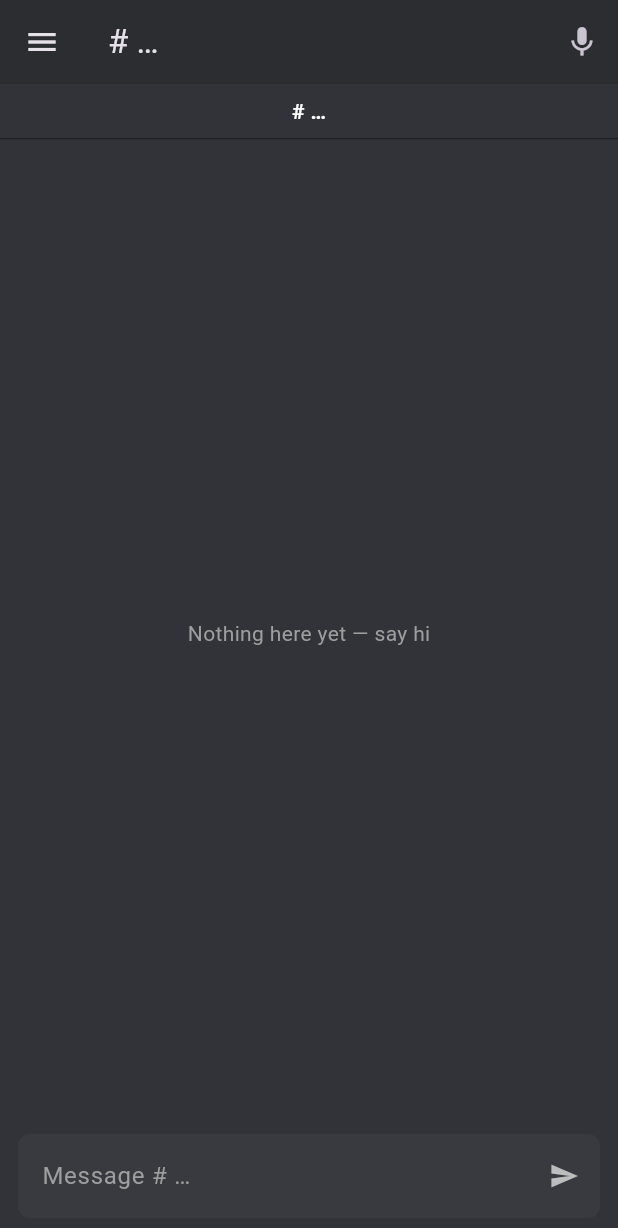
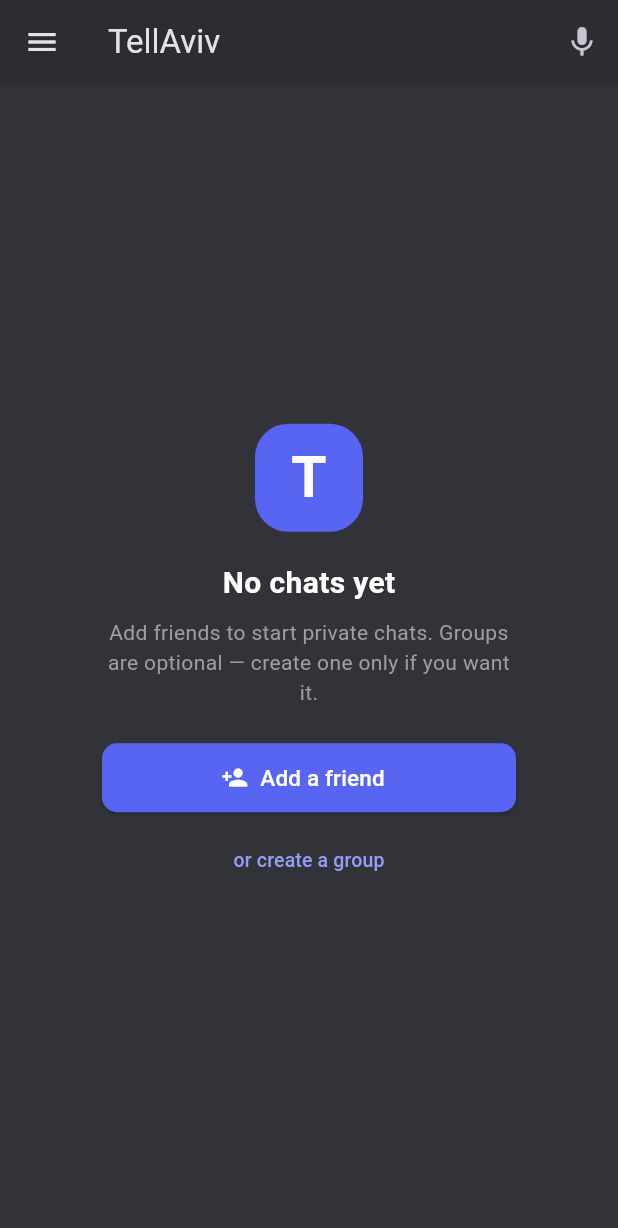
Before and after one commit to Titano12312/mkm, a Flutter app: the screen it shows once a user with an empty profile is signed in, on a phone screen of 412 x 824 dp. Shown: the top 1228 px of the screen. Run offline on Flutter 3.47's test engine with Material 3 defaults, Android fonts, the phone set to English and light mode, and no system bars; drawn by our look-alikes of flutter_animate; our stand-ins replace app_links, socket_io_client, supabase_flutter; missing offline and left inert: flutter_webrtc; accounts and stored records are empty; network calls fail.

Commit message:
Friends-first redefine: drop seed channels, DM section, empty home

```diff
--- a/frontend/lib/main.dart
+++ b/frontend/lib/main.dart
@@ -10,6 +10,7 @@ import 'services/voice_service.dart';
 import 'screens/login_screen.dart';
 import 'widgets/channel_sidebar.dart';
 import 'widgets/chat_view.dart';
+import 'widgets/home_empty.dart';
 import 'widgets/voice_bar.dart';
 
 /// Breakpoint: ≥800 logical px = desktop (persistent sidebar),
@@ -147,7 +148,7 @@ class HomeShell extends StatelessWidget {
   }
 }
 
-/// Desktop: persistent sidebar | chat column (messages + voice bar + input).
+/// Desktop: persistent sidebar | main pane (chat or empty home) + voice bar.
 class DesktopLayout extends StatelessWidget {
   const DesktopLayout({super.key});
 
@@ -161,7 +162,7 @@ class DesktopLayout extends StatelessWidget {
           Expanded(
             child: Column(
               children: [
-                Expanded(child: ChatView()),
+                Expanded(child: _MainPane()),
                 VoiceBar(), // collapses to zero height when not in call
               ],
             ),
@@ -172,7 +173,21 @@ class DesktopLayout extends StatelessWidget {
   }
 }
 
-/// Mobile: drawer for channels, chat fills screen, voice bar stays visible.
+/// Main pane: conversation/channel view, or the empty home when nothing
+/// is open (the normal state in a friends-first app with no seed channels).
+class _MainPane extends StatelessWidget {
+  const _MainPane();
+
+  @override
+  Widget build(BuildContext context) {
+    final chat = context.watch<SocketService>();
+    final hasView =
+        chat.activeConversationId != null || chat.activeTextChannelId != null;
+    return hasView ? const ChatView() : const HomeEmpty();
+  }
+}
+
+/// Mobile: drawer for channels, main pane fills screen, voice bar visible.
 class MobileLayout extends StatelessWidget {
   const MobileLayout({super.key});
 
@@ -181,7 +196,10 @@ class MobileLayout extends StatelessWidget {
     final chat = context.watch<SocketService>();
     return Scaffold(
       appBar: AppBar(
-        title: Text('# ${chat.activeTextChannelId ?? '…'}'),
+        title: Text(
+          chat.conversationById(chat.activeConversationId)?.title(chat.userId) ??
+              (chat.activeTextChannelId != null ? '# ${chat.activeTextChannelId}' : 'TellAviv'),
+        ),
         actions: [
           IconButton(
             tooltip: 'Mute / unmute',
@@ -198,7 +216,7 @@ class MobileLayout extends StatelessWidget {
       ),
       body: const Column(
         children: [
-          Expanded(child: ChatView()),
+          Expanded(child: _MainPane()),
           VoiceBar(),
         ],
       ),
--- /dev/null
+++ b/frontend/lib/widgets/home_empty.dart
@@ -0,0 +1,84 @@
+import 'package:flutter/material.dart';
+import 'package:flutter_animate/flutter_animate.dart';
+
+import '../core/motion.dart';
+import 'social_dialogs.dart';
+
+/// Empty home: shown when no channel and no conversation is open.
+/// Per taste rules: composed (not a bare string), states HOW to populate,
+/// one primary intent (add a friend), secondary link for groups.
+class HomeEmpty extends StatelessWidget {
+  const HomeEmpty({super.key});
+
+  @override
+  Widget build(BuildContext context) {
+    final reduce = Motion.reduce(context);
+    final mark = Container(
+      width: 72,
+      height: 72,
+      decoration: BoxDecoration(
+        color: const Color(0xFF5865F2),
+        borderRadius: BorderRadius.circular(22),
+      ),
+      alignment: Alignment.center,
+      child: const Text('T',
+          style: TextStyle(color: Colors.white, fontSize: 38, fontWeight: FontWeight.bold)),
+    );
+    return Container(
+      color: const Color(0xFF313338),
+      alignment: Alignment.center,
+      child: ConstrainedBox(
+        constraints: const BoxConstraints(maxWidth: 340),
+        child: Padding(
+          padding: const EdgeInsets.all(32),
+          child: Column(
+            mainAxisSize: MainAxisSize.min,
+            children: [
+              reduce
+                  ? mark
+                  : mark
+                      .animate()
+                      .scale(
+                        begin: const Offset(0.6, 0.6),
+                        end: const Offset(1, 1),
+                        duration: Motion.playful,
+                        curve: Motion.spring,
+                      )
+                      .fadeIn(duration: Motion.fast),
+              const SizedBox(height: 20),
+              const Text('No chats yet',
+                  style: TextStyle(color: Colors.white, fontSize: 20, fontWeight: FontWeight.bold)),
+              const SizedBox(height: 8),
+              const Text(
+                'Add friends to start private chats. Groups are optional — create one only if you want it.',
+                textAlign: TextAlign.center,
+                style: TextStyle(color: Colors.grey, fontSize: 14),
+              ),
+              const SizedBox(height: 24),
+              SizedBox(
+                width: double.infinity,
+                height: 46,
+                child: ElevatedButton.icon(
+                  onPressed: () => showAddFriendDialog(context),
+                  icon: const Icon(Icons.person_add, size: 18),
+                  label: const Text('Add a friend', style: TextStyle(fontSize: 15)),
+                  style: ElevatedButton.styleFrom(
+                    backgroundColor: const Color(0xFF5865F2),
+                    foregroundColor: Colors.white,
+                    shape: RoundedRectangleBorder(borderRadius: BorderRadius.circular(10)),
+                  ),
+                ),
+              ),
+              const SizedBox(height: 8),
+              TextButton(
+                onPressed: () => showCreateGroupDialog(context),
+                child: const Text('or create a group',
+                    style: TextStyle(color: Color(0xFF949CF7), fontSize: 13)),
+              ),
+            ],
+          ),
+        ),
+      ),
+    );
+  }
+}
--- a/frontend/lib/widgets/voice_bar.dart
+++ b/frontend/lib/widgets/voice_bar.dart
@@ -97,8 +97,8 @@ String _friendlyVoiceError(String code) {
   switch (code) {
     case 'auth-required':
       return 'Login expired — tap to reconnect, then rejoin voice.';
-    case 'Mic unavailable':
-      return code;
+    case 'unknown-channel':
+      return 'That voice room no longer exists.';
     default:
       return code;
   }
```
Also changed, not shown: frontend/lib/widgets/channel_sidebar.dart (+30 -187 lines), frontend/lib/widgets/social_dialogs.dart (added, +192 -0 lines), 2 other files.
